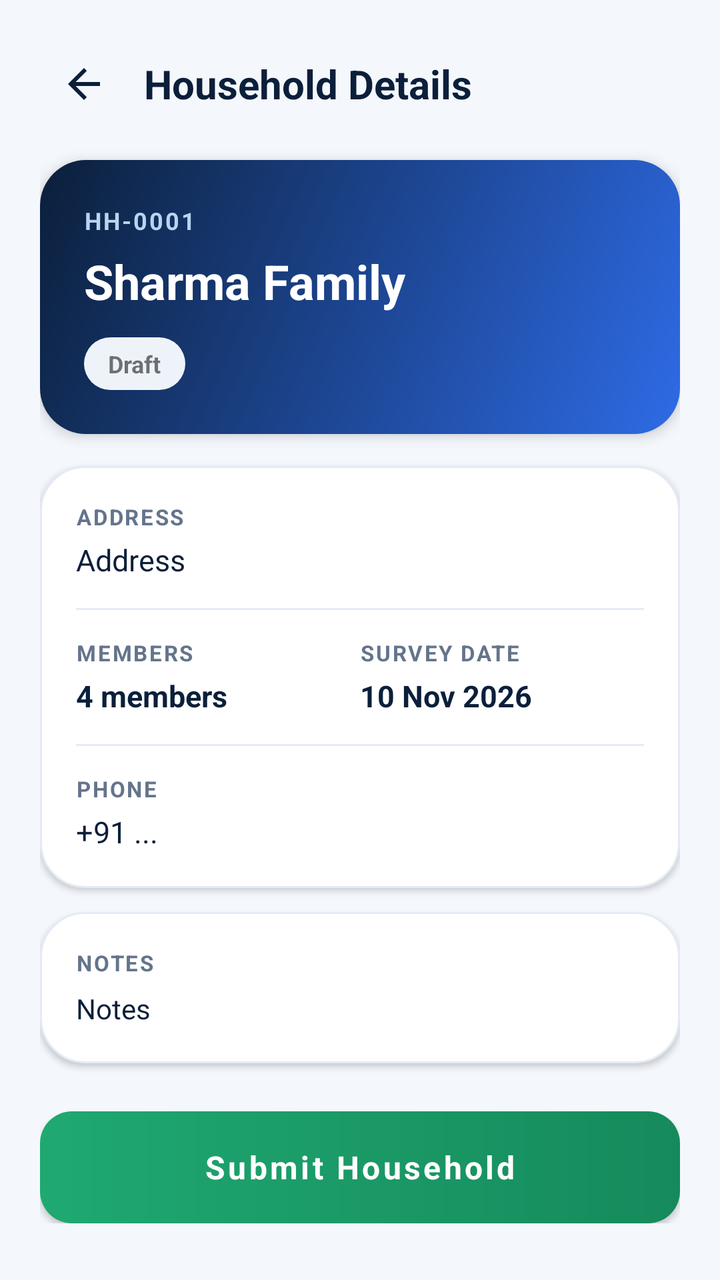
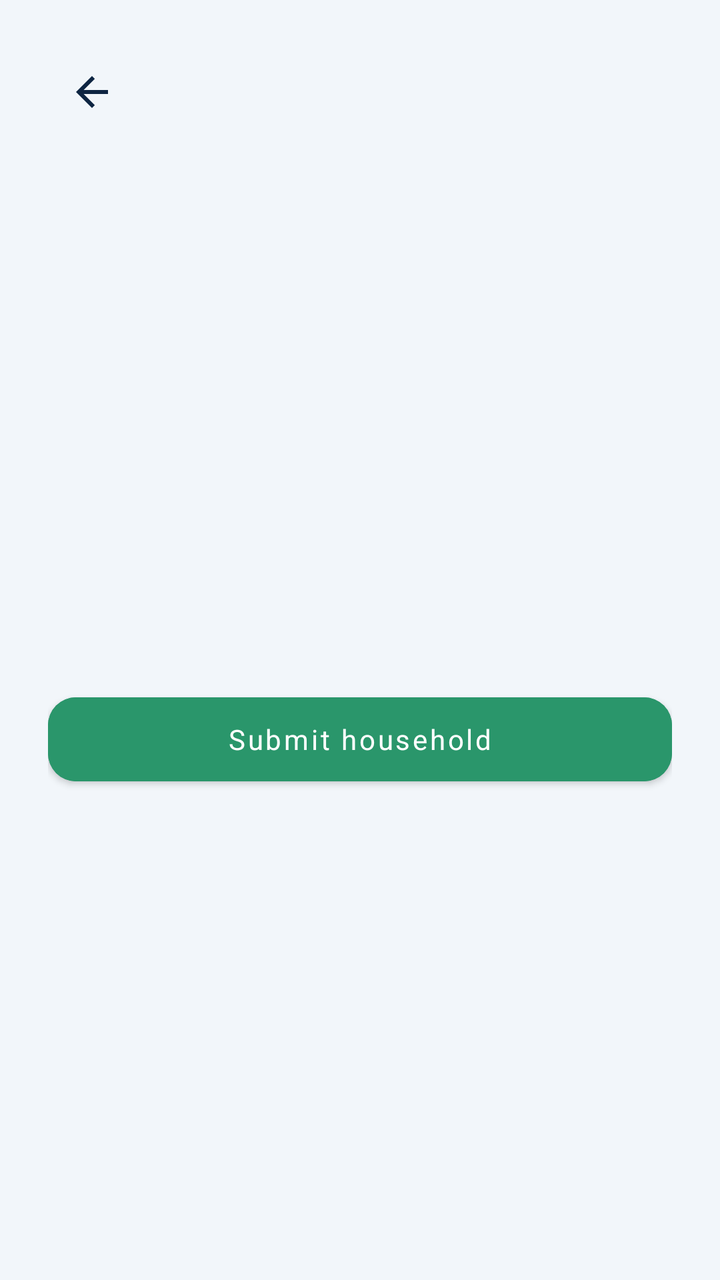

Two renders of the same Android screen: before a commit and after it. Below are the layout's source before the change and the commit's diff.
<!-- AndroidManifest.xml: application theme Theme.CSUCensus -->
<!-- res/layout/activity_household_detail.xml -->
<?xml version="1.0" encoding="utf-8"?>
<ScrollView
    xmlns:android="http://schemas.android.com/apk/res/android"
    xmlns:app="http://schemas.android.com/apk/res-auto"
    android:layout_width="match_parent"
    android:layout_height="match_parent"
    android:background="@color/background"
    android:scrollbars="none"
    >
    <LinearLayout
        android:layout_width="match_parent"
        android:layout_height="wrap_content"
        android:orientation="vertical"
        android:padding="20dp"
        >
        <LinearLayout
            android:layout_width="match_parent"
            android:layout_height="wrap_content"
            android:orientation="horizontal"
            android:gravity="center_vertical"
            >
            <ImageButton
                android:id="@+id/btnBack"
                android:layout_width="44dp"
                android:layout_height="44dp"
                android:src="@drawable/ic_back"
                android:background="?attr/selectableItemBackgroundBorderless"
                android:contentDescription="Back"
                app:tint="@color/navy" />
            <TextView
                android:layout_width="0dp"
                android:layout_height="wrap_content"
                android:layout_weight="1"
                android:text="Household Details"
                android:textSize="20sp"
                android:textStyle="bold"
                android:textColor="@color/navy"
                android:layout_marginStart="8dp" />
        </LinearLayout>
        <LinearLayout
            android:layout_width="match_parent"
            android:layout_height="wrap_content"
            android:orientation="vertical"
            android:background="@drawable/bg_progress_card"
            android:padding="22dp"
            android:layout_marginTop="16dp"
            android:elevation="4dp"
            >
            <TextView
                android:id="@+id/tvDetailId"
                android:layout_width="wrap_content"
                android:layout_height="wrap_content"
                android:text="HH-0001"
                android:textColor="#B8D4F0"
                android:textSize="12sp"
                android:textStyle="bold"
                android:letterSpacing="0.08" />
            <TextView
                android:id="@+id/tvDetailName"
                android:layout_width="wrap_content"
                android:layout_height="wrap_content"
                android:text="Sharma Family"
                android:textColor="@color/white"
                android:textSize="24sp"
                android:textStyle="bold"
                android:layout_marginTop="6dp" />
            <TextView
                android:id="@+id/tvDetailStatus"
                android:layout_width="wrap_content"
                android:layout_height="wrap_content"
                android:text="Draft"
                android:textSize="12sp"
                android:textStyle="bold"
                android:paddingHorizontal="12dp"
                android:paddingVertical="5dp"
                android:layout_marginTop="12dp"
                android:background="@drawable/bg_status_draft" />
        </LinearLayout>
        <LinearLayout
            android:layout_width="match_parent"
            android:layout_height="wrap_content"
            android:orientation="vertical"
            android:background="@drawable/bg_card"
            android:padding="18dp"
            android:layout_marginTop="16dp"
            android:elevation="2dp"
            >
            <TextView
                android:layout_width="wrap_content"
                android:layout_height="wrap_content"
                android:text="ADDRESS"
                android:textColor="@color/muted"
                android:textSize="11sp"
                android:textStyle="bold"
                android:letterSpacing="0.08" />
            <TextView
                android:id="@+id/tvDetailAddress"
                android:layout_width="match_parent"
                android:layout_height="wrap_content"
                android:text="Address"
                android:textColor="@color/navy"
                android:textSize="15sp"
                android:layout_marginTop="4dp" />
            <View
                android:layout_width="match_parent"
                android:layout_height="1dp"
                android:background="@color/line"
                android:layout_marginVertical="14dp" />
            <LinearLayout
                android:layout_width="match_parent"
                android:layout_height="wrap_content"
                android:orientation="horizontal"
                >
                <LinearLayout
                    android:layout_width="0dp"
                    android:layout_height="wrap_content"
                    android:layout_weight="1"
                    android:orientation="vertical"
                    >
                    <TextView
                        android:layout_width="wrap_content"
                        android:layout_height="wrap_content"
                        android:text="MEMBERS"
                        android:textColor="@color/muted"
                        android:textSize="11sp"
                        android:textStyle="bold"
                        android:letterSpacing="0.08" />
                    <TextView
                        android:id="@+id/tvDetailMembers"
                        android:layout_width="wrap_content"
                        android:layout_height="wrap_content"
                        android:text="4 members"
                        android:textColor="@color/navy"
                        android:textSize="15sp"
                        android:textStyle="bold"
                        android:layout_marginTop="4dp" />
                </LinearLayout>
                <LinearLayout
                    android:layout_width="0dp"
                    android:layout_height="wrap_content"
                    android:layout_weight="1"
                    android:orientation="vertical"
                    >
                    <TextView
                        android:layout_width="wrap_content"
                        android:layout_height="wrap_content"
                        android:text="SURVEY DATE"
                        android:textColor="@color/muted"
                        android:textSize="11sp"
                        android:textStyle="bold"
                        android:letterSpacing="0.08" />
                    <TextView
                        android:id="@+id/tvDetailDate"
                        android:layout_width="wrap_content"
                        android:layout_height="wrap_content"
                        android:text="10 Nov 2026"
                        android:textColor="@color/navy"
                        android:textSize="15sp"
                        android:textStyle="bold"
                        android:layout_marginTop="4dp" />
                </LinearLayout>
            </LinearLayout>
            <View
                android:layout_width="match_parent"
                android:layout_height="1dp"
                android:background="@color/line"
                android:layout_marginVertical="14dp" />
            <TextView
                android:layout_width="wrap_content"
                android:layout_height="wrap_content"
                android:text="PHONE"
                android:textColor="@color/muted"
                android:textSize="11sp"
                android:textStyle="bold"
                android:letterSpacing="0.08" />
            <TextView
                android:id="@+id/tvDetailPhone"
                android:layout_width="match_parent"
                android:layout_height="wrap_content"
                android:text="+91 ..."
                android:textColor="@color/navy"
                android:textSize="15sp"
                android:layout_marginTop="4dp" />
        </LinearLayout>
        <LinearLayout
            android:layout_width="match_parent"
            android:layout_height="wrap_content"
            android:orientation="vertical"
            android:background="@drawable/bg_card"
            android:padding="18dp"
            android:layout_marginTop="12dp"
            android:elevation="2dp"
            >
            <TextView
                android:layout_width="wrap_content"
                android:layout_height="wrap_content"
                android:text="NOTES"
                android:textColor="@color/muted"
                android:textSize="11sp"
                android:textStyle="bold"
                android:letterSpacing="0.08" />
            <TextView
                android:id="@+id/tvDetailNotes"
                android:layout_width="match_parent"
                android:layout_height="wrap_content"
                android:text="Notes"
                android:textColor="@color/navy"
                android:textSize="14sp"
                android:layout_marginTop="6dp"
                android:lineSpacingExtra="3dp" />
        </LinearLayout>
        <com.google.android.material.button.MaterialButton
            android:id="@+id/btnSubmitHousehold"
            android:layout_width="match_parent"
            android:layout_height="56dp"
            android:text="Submit Household"
            android:textAllCaps="false"
            android:textSize="16sp"
            android:textStyle="bold"
            android:textColor="@color/white"
            android:background="@drawable/bg_success_button"
            app:backgroundTint="@null"
            android:layout_marginTop="24dp"
            app:cornerRadius="16dp" />
    </LinearLayout>
</ScrollView>
<!-- resources referenced by this layout -->
<resources>
  <color name="background">#F4F7FC</color>
  <color name="line">#E4EBF5</color>
  <color name="muted">#64748B</color>
  <color name="navy">#0B1F3A</color>
  <color name="white">#FFFFFF</color>
  <!-- drawable bg_card (drawable) -->
  <?xml version="1.0" encoding="utf-8"?>
  <shape xmlns:android="http://schemas.android.com/apk/res/android">
      <solid android:color="@color/white" />
      <corners android:radius="22dp" />
      <stroke android:width="1dp" android:color="@color/line" />
  </shape>
  <!-- drawable bg_progress_card (drawable) -->
  <?xml version="1.0" encoding="utf-8"?>
  <shape xmlns:android="http://schemas.android.com/apk/res/android">
      <gradient
          android:startColor="@color/progress_start"
          android:endColor="@color/progress_end"
          android:angle="135" />
      <corners android:radius="23dp" />
  </shape>
  <!-- drawable bg_status_draft (drawable) -->
  <?xml version="1.0" encoding="utf-8"?>
  <shape xmlns:android="http://schemas.android.com/apk/res/android">
      <solid android:color="#EEF3FA" />
      <corners android:radius="20dp" />
  </shape>
  <!-- drawable bg_success_button (drawable) -->
  <?xml version="1.0" encoding="utf-8"?>
  <ripple xmlns:android="http://schemas.android.com/apk/res/android"
      android:color="#33FFFFFF">
      <item>
          <shape>
              <gradient
                  android:startColor="@color/green"
                  android:endColor="#168A5C"
                  android:angle="0" />
              <corners android:radius="16dp" />
          </shape>
      </item>
  </ripple>
  <!-- drawable ic_back (drawable) -->
  <?xml version="1.0" encoding="utf-8"?>
  <vector xmlns:android="http://schemas.android.com/apk/res/android"
      android:width="24dp" android:height="24dp"
      android:viewportWidth="24" android:viewportHeight="24">
      <path android:fillColor="#0E2542"
          android:pathData="M20,11H7.83l5.59,-5.59L12,4l-8,8 8,8 1.41,-1.41L7.83,13H20v-2z"/>
  </vector>
  <style name="Theme.CSUCensus" parent="Theme.MaterialComponents.DayNight.NoActionBar">
          <item name="colorPrimary">@color/blue</item>
          <item name="colorPrimaryVariant">@color/blue_dark</item>
          <item name="colorSecondary">@color/green</item>
          <item name="colorOnPrimary">@color/white</item>
          <item name="android:fontFamily">sans-serif</item>
          <item name="android:windowLightStatusBar">true</item>
          <item name="android:statusBarColor">@android:color/transparent</item>
          <item name="android:navigationBarColor">@color/white</item>
          <item name="android:windowLightNavigationBar">true</item>
          <item name="android:windowBackground">@color/background</item>
      </style>
  <color name="progress_start">#2E6BE6</color>
  <color name="progress_end">#0B1F3A</color>
  <color name="green">#1FA971</color>
  <color name="blue">#2E6BE6</color>
  <color name="blue_dark">#1B4DB3</color>
</resources>

<!-- the commit's change to res/layout/activity_household_detail.xml (unified diff, before → after) -->
@@ -1,226 +1,83 @@
 <?xml version="1.0" encoding="utf-8"?>
-<ScrollView
-    xmlns:android="http://schemas.android.com/apk/res/android"
+<ScrollView xmlns:android="http://schemas.android.com/apk/res/android"
     xmlns:app="http://schemas.android.com/apk/res-auto"
     android:layout_width="match_parent"
     android:layout_height="match_parent"
-    android:background="@color/background"
-    android:scrollbars="none"
-    >
+    android:background="@color/background">
     <LinearLayout
         android:layout_width="match_parent"
         android:layout_height="wrap_content"
         android:orientation="vertical"
-        android:padding="20dp"
-        >
-        <LinearLayout
+        android:padding="24dp">
+        <ImageButton
+            android:id="@+id/btnBack"
+            android:layout_width="44dp"
+            android:layout_height="44dp"
+            android:src="@drawable/ic_back"
+            android:background="?attr/selectableItemBackgroundBorderless"
+            app:tint="@color/navy"
+            android:contentDescription="Back" />
+        <TextView
+            android:id="@+id/tvDetailName"
+            android:layout_width="wrap_content"
+            android:layout_height="wrap_content"
+            android:textSize="24sp"
+            android:textStyle="bold"
+            android:textColor="@color/navy"
+            android:layout_marginTop="12dp" />
+        <TextView
+            android:id="@+id/tvDetailStatus"
+            android:layout_width="wrap_content"
+            android:layout_height="wrap_content"
+            android:paddingHorizontal="12dp"
+            android:paddingVertical="4dp"
+            android:layout_marginTop="8dp"
+            android:textStyle="bold"
+            android:textSize="12sp" />
+        <TextView
+            android:id="@+id/tvDetailId"
+            android:layout_width="wrap_content"
+            android:layout_height="wrap_content"
+            android:textColor="@color/muted"
+            android:layout_marginTop="16dp" />
+        <TextView
+            android:id="@+id/tvDetailAddress"
             android:layout_width="match_parent"
             android:layout_height="wrap_content"
-            android:orientation="horizontal"
-            android:gravity="center_vertical"
-            >
-            <ImageButton
-                android:id="@+id/btnBack"
-                android:layout_width="44dp"
-                android:layout_height="44dp"
-                android:src="@drawable/ic_back"
-                android:background="?attr/selectableItemBackgroundBorderless"
-                android:contentDescription="Back"
-                app:tint="@color/navy" />
-            <TextView
-                android:layout_width="0dp"
-                android:layout_height="wrap_content"
-                android:layout_weight="1"
-                android:text="Household Details"
-                android:textSize="20sp"
-                android:textStyle="bold"
-                android:textColor="@color/navy"
-                android:layout_marginStart="8dp" />
-        </LinearLayout>
-        <LinearLayout
+            android:textColor="@color/navy"
+            android:layout_marginTop="8dp" />
+        <TextView
+            android:id="@+id/tvDetailMembers"
+            android:layout_width="wrap_content"
+            android:layout_height="wrap_content"
+            android:textColor="@color/navy"
+            android:layout_marginTop="8dp" />
+        <TextView
+            android:id="@+id/tvDetailPhone"
+            android:layout_width="wrap_content"
+            android:layout_height="wrap_content"
+            android:textColor="@color/navy"
+            android:layout_marginTop="8dp" />
+        <TextView
+            android:id="@+id/tvDetailDate"
+            android:layout_width="wrap_content"
+            android:layout_height="wrap_content"
+            android:textColor="@color/muted"
+            android:layout_marginTop="8dp" />
+        <TextView
+            android:id="@+id/tvDetailNotes"
             android:layout_width="match_parent"
             android:layout_height="wrap_content"
-            android:orientation="vertical"
-            android:background="@drawable/bg_progress_card"
-            android:padding="22dp"
-            android:layout_marginTop="16dp"
-            android:elevation="4dp"
-            >
-            <TextView
-                android:id="@+id/tvDetailId"
-                android:layout_width="wrap_content"
-                android:layout_height="wrap_content"
-                android:text="HH-0001"
-                android:textColor="#B8D4F0"
-                android:textSize="12sp"
-                android:textStyle="bold"
-                android:letterSpacing="0.08" />
-            <TextView
-                android:id="@+id/tvDetailName"
-                android:layout_width="wrap_content"
-                android:layout_height="wrap_content"
-                android:text="Sharma Family"
-                android:textColor="@color/white"
-                android:textSize="24sp"
-                android:textStyle="bold"
-                android:layout_marginTop="6dp" />
-            <TextView
-                android:id="@+id/tvDetailStatus"
-                android:layout_width="wrap_content"
-                android:layout_height="wrap_content"
-                android:text="Draft"
-                android:textSize="12sp"
-                android:textStyle="bold"
-                android:paddingHorizontal="12dp"
-                android:paddingVertical="5dp"
-                android:layout_marginTop="12dp"
-                android:background="@drawable/bg_status_draft" />
-        </LinearLayout>
-        <LinearLayout
-            android:layout_width="match_parent"
-            android:layout_height="wrap_content"
-            android:orientation="vertical"
-            android:background="@drawable/bg_card"
-            android:padding="18dp"
-            android:layout_marginTop="16dp"
-            android:elevation="2dp"
-            >
-            <TextView
-                android:layout_width="wrap_content"
-                android:layout_height="wrap_content"
-                android:text="ADDRESS"
-                android:textColor="@color/muted"
-                android:textSize="11sp"
-                android:textStyle="bold"
-                android:letterSpacing="0.08" />
-            <TextView
-                android:id="@+id/tvDetailAddress"
-                android:layout_width="match_parent"
-                android:layout_height="wrap_content"
-                android:text="Address"
-                android:textColor="@color/navy"
-                android:textSize="15sp"
-                android:layout_marginTop="4dp" />
-            <View
-                android:layout_width="match_parent"
-                android:layout_height="1dp"
-                android:background="@color/line"
-                android:layout_marginVertical="14dp" />
-            <LinearLayout
-                android:layout_width="match_parent"
-                android:layout_height="wrap_content"
-                android:orientation="horizontal"
-                >
-                <LinearLayout
-                    android:layout_width="0dp"
-                    android:layout_height="wrap_content"
-                    android:layout_weight="1"
-                    android:orientation="vertical"
-                    >
-                    <TextView
-                        android:layout_width="wrap_content"
-                        android:layout_height="wrap_content"
-                        android:text="MEMBERS"
-                        android:textColor="@color/muted"
-                        android:textSize="11sp"
-                        android:textStyle="bold"
-                        android:letterSpacing="0.08" />
-                    <TextView
-                        android:id="@+id/tvDetailMembers"
-                        android:layout_width="wrap_content"
-                        android:layout_height="wrap_content"
-                        android:text="4 members"
-                        android:textColor="@color/navy"
-                        android:textSize="15sp"
-                        android:textStyle="bold"
-                        android:layout_marginTop="4dp" />
-                </LinearLayout>
-                <LinearLayout
-                    android:layout_width="0dp"
-                    android:layout_height="wrap_content"
-                    android:layout_weight="1"
-                    android:orientation="vertical"
-                    >
-                    <TextView
-                        android:layout_width="wrap_content"
-                        android:layout_height="wrap_content"
-                        android:text="SURVEY DATE"
-                        android:textColor="@color/muted"
-                        android:textSize="11sp"
-                        android:textStyle="bold"
-                        android:letterSpacing="0.08" />
-                    <TextView
-                        android:id="@+id/tvDetailDate"
-                        android:layout_width="wrap_content"
-                        android:layout_height="wrap_content"
-                        android:text="10 Nov 2026"
-                        android:textColor="@color/navy"
-                        android:textSize="15sp"
-                        android:textStyle="bold"
-                        android:layout_marginTop="4dp" />
-                </LinearLayout>
-            </LinearLayout>
-            <View
-                android:layout_width="match_parent"
-                android:layout_height="1dp"
-                android:background="@color/line"
-                android:layout_marginVertical="14dp" />
-            <TextView
-                android:layout_width="wrap_content"
-                android:layout_height="wrap_content"
-                android:text="PHONE"
-                android:textColor="@color/muted"
-                android:textSize="11sp"
-                android:textStyle="bold"
-                android:letterSpacing="0.08" />
-            <TextView
-                android:id="@+id/tvDetailPhone"
-                android:layout_width="match_parent"
-                android:layout_height="wrap_content"
-                android:text="+91 ..."
-                android:textColor="@color/navy"
-                android:textSize="15sp"
-                android:layout_marginTop="4dp" />
-        </LinearLayout>
-        <LinearLayout
-            android:layout_width="match_parent"
-            android:layout_height="wrap_content"
-            android:orientation="vertical"
-            android:background="@drawable/bg_card"
-            android:padding="18dp"
-            android:layout_marginTop="12dp"
-            android:elevation="2dp"
-            >
-            <TextView
-                android:layout_width="wrap_content"
-                android:layout_height="wrap_content"
-                android:text="NOTES"
-                android:textColor="@color/muted"
-                android:textSize="11sp"
-                android:textStyle="bold"
-                android:letterSpacing="0.08" />
-            <TextView
-                android:id="@+id/tvDetailNotes"
-                android:layout_width="match_parent"
-                android:layout_height="wrap_content"
-                android:text="Notes"
-                android:textColor="@color/navy"
-                android:textSize="14sp"
-                android:layout_marginTop="6dp"
-                android:lineSpacingExtra="3dp" />
-        </LinearLayout>
+            android:textColor="@color/navy"
+            android:layout_marginTop="12dp" />
         <com.google.android.material.button.MaterialButton
             android:id="@+id/btnSubmitHousehold"
             android:layout_width="match_parent"
-            android:layout_height="56dp"
-            android:text="Submit Household"
+            android:layout_height="54dp"
+            android:text="Submit household"
             android:textAllCaps="false"
-            android:textSize="16sp"
-            android:textStyle="bold"
-            android:textColor="@color/white"
-            android:background="@drawable/bg_success_button"
-            app:backgroundTint="@null"
+            android:backgroundTint="@color/green"
             android:layout_marginTop="24dp"
-            app:cornerRadius="16dp" />
+            app:cornerRadius="14dp" />
     </LinearLayout>
 </ScrollView>
<!-- resource entries referenced after the edit -->
@@ -1,46 +1,9 @@
 <!-- resources referenced by this layout -->
 <resources>
-  <color name="background">#F4F7FC</color>
-  <color name="line">#E4EBF5</color>
-  <color name="muted">#64748B</color>
-  <color name="navy">#0B1F3A</color>
+  <color name="background">#F2F6FA</color>
+  <color name="muted">#6E7A8C</color>
+  <color name="navy">#0E2542</color>
   <color name="white">#FFFFFF</color>
-  <!-- drawable bg_card (drawable) -->
-  <?xml version="1.0" encoding="utf-8"?>
-  <shape xmlns:android="http://schemas.android.com/apk/res/android">
-      <solid android:color="@color/white" />
-      <corners android:radius="22dp" />
-      <stroke android:width="1dp" android:color="@color/line" />
-  </shape>
-  <!-- drawable bg_progress_card (drawable) -->
-  <?xml version="1.0" encoding="utf-8"?>
-  <shape xmlns:android="http://schemas.android.com/apk/res/android">
-      <gradient
-          android:startColor="@color/progress_start"
-          android:endColor="@color/progress_end"
-          android:angle="135" />
-      <corners android:radius="23dp" />
-  </shape>
-  <!-- drawable bg_status_draft (drawable) -->
-  <?xml version="1.0" encoding="utf-8"?>
-  <shape xmlns:android="http://schemas.android.com/apk/res/android">
-      <solid android:color="#EEF3FA" />
-      <corners android:radius="20dp" />
-  </shape>
-  <!-- drawable bg_success_button (drawable) -->
-  <?xml version="1.0" encoding="utf-8"?>
-  <ripple xmlns:android="http://schemas.android.com/apk/res/android"
-      android:color="#33FFFFFF">
-      <item>
-          <shape>
-              <gradient
-                  android:startColor="@color/green"
-                  android:endColor="#168A5C"
-                  android:angle="0" />
-              <corners android:radius="16dp" />
-          </shape>
-      </item>
-  </ripple>
   <!-- drawable ic_back (drawable) -->
   <?xml version="1.0" encoding="utf-8"?>
   <vector xmlns:android="http://schemas.android.com/apk/res/android"
@@ -61,10 +24,8 @@
           <item name="android:windowLightNavigationBar">true</item>
           <item name="android:windowBackground">@color/background</item>
       </style>
-  <color name="progress_start">#2E6BE6</color>
-  <color name="progress_end">#0B1F3A</color>
-  <color name="green">#1FA971</color>
-  <color name="blue">#2E6BE6</color>
-  <color name="blue_dark">#1B4DB3</color>
+  <color name="green">#2A966B</color>
+  <color name="blue">#255DB0</color>
+  <color name="blue_dark">#1E4A8C</color>
 </resources>
 
